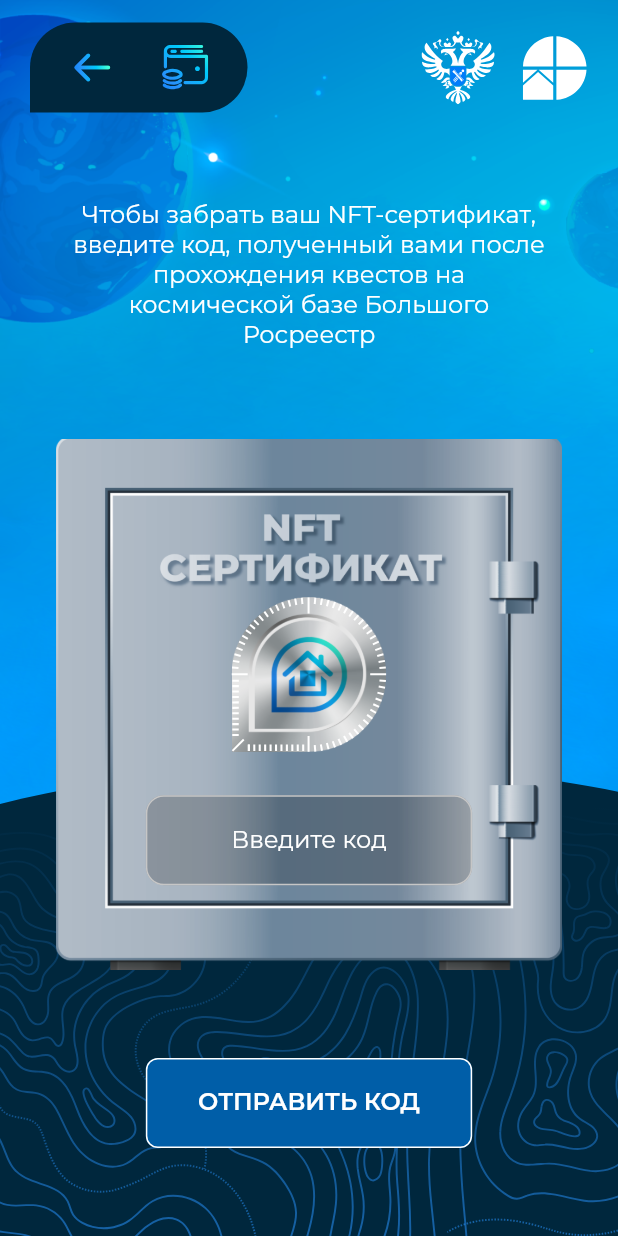
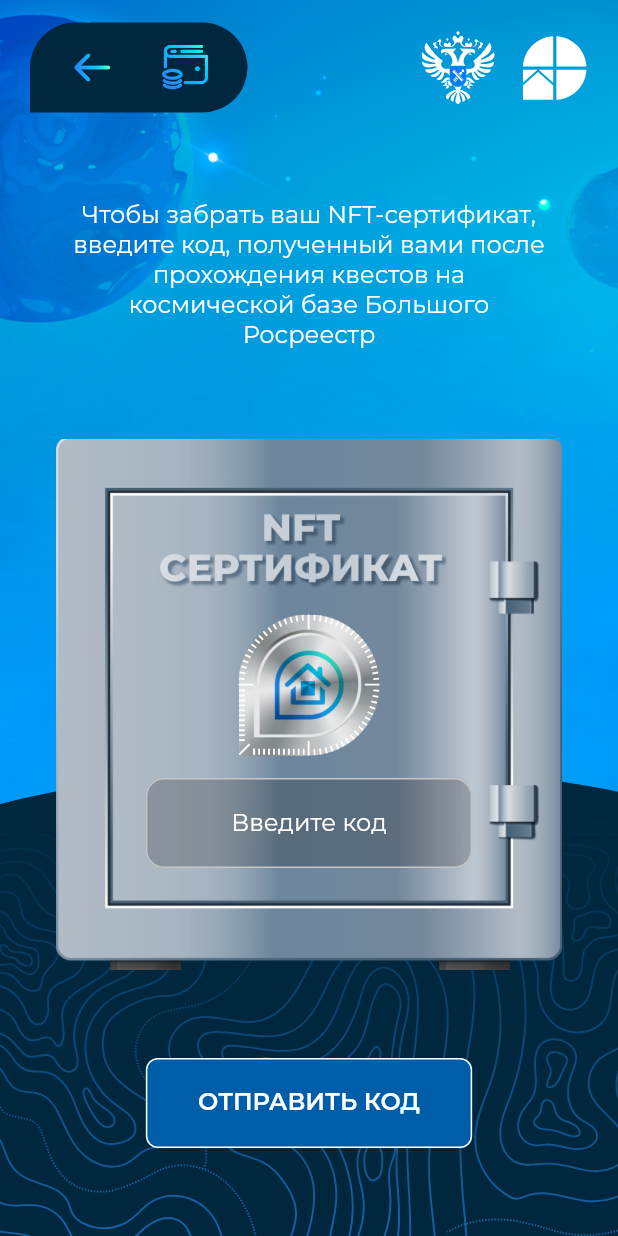
Before and after one commit to Nikolay-leukhin/GalaxyRuData, a Flutter app: the SafeScreen screen opened by its route, on a phone screen of 412 x 824 dp. Run offline on Flutter 3.47's test engine with Material 2 defaults, Android fonts, the phone set to English and light mode, and no system bars; our stand-ins replace bloc, dio, flutter_bloc, flutter_dotenv, flutter_svg, google_fonts and 4 more; missing offline and left inert: dart:ffi; accounts and stored records are empty.

Commit message:
ADDED: - fix ui bag

```diff
--- a/lib/feature/auth/ui/pages/pin_enter_screen.dart
+++ b/lib/feature/auth/ui/pages/pin_enter_screen.dart
@@ -45,7 +45,7 @@
     return BlocListener<PinCodeCubit, PinCodeState>(
       listener: (context, state) {
         if (state is PinCodeEnterSuccess) {
-          Navigator.pushNamed(context, RouteNames.safe);
+          Navigator.pushNamed(context, RouteNames.accessCodeLock);
         } else if (state is PinCodeEnterFailure) {
           showDialog(
               barrierDismissible: false,
--- a/lib/feature/safe/ui/safe_screen.dart
+++ b/lib/feature/safe/ui/safe_screen.dart
@@ -56,7 +56,7 @@
           child: Column(
             mainAxisAlignment: MainAxisAlignment.spaceEvenly,
             children: [
-              SizedBox(
+              Container(
                 width: 320,
                 child: Text(
                   'Чтобы забрать ваш NFT-сертификат, введите код, полученный вами после прохождения квестов на космической базе Большого Росреестр',
@@ -68,7 +68,7 @@
                   width: size.width * 0.82,
                   height: size.width * 0.86,
                   alignment: Alignment.center,
-                  constraints: const BoxConstraints(maxWidth: 350),
+                  constraints: const BoxConstraints(maxWidth: 350, maxHeight: 368),
                   decoration: const BoxDecoration(
                       image: DecorationImage(
                     image: AssetImage('assets/images/safe.png'),
@@ -82,7 +82,7 @@
                         width: size.width * 0.25,
                         height: size.width * 0.25,
                         constraints: const BoxConstraints(
-                            minWidth: 94, minHeight: 86.5),
+                            maxWidth: 94, maxHeight: 94),
                         decoration: const BoxDecoration(
                             image: DecorationImage(
                                 image:
@@ -92,13 +92,13 @@
                           painter: WhiteCircle(colors: activeRise),
                         ),
                       ),
-                      SizedBox(height: size.width * 0.07,),
+                      const SizedBox(height: 15,),
                       AccessCodeField(
                           controller: codeController,
                           keyboardType:
                           const TextInputType.numberWithOptions(),
                           hintText: 'Введите код',
-                          width: size.width * 0.528),
+                          width: size.width * 0.82 > 350 ? 225 : size.width * 0.528),
                     ],
                   )),
               CustomButton(
```
